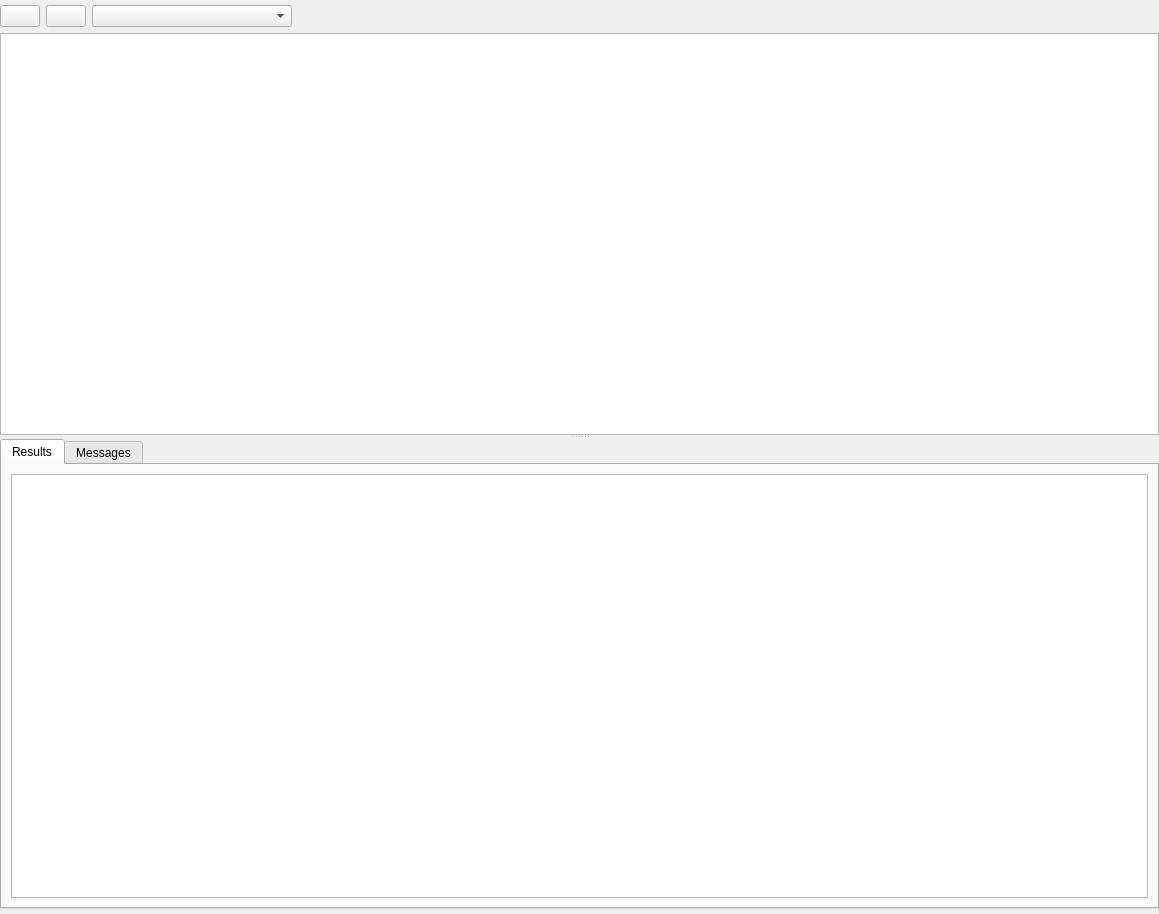
Qt form ui/ConnectionTab.ui (mispp/goat) before a commit.
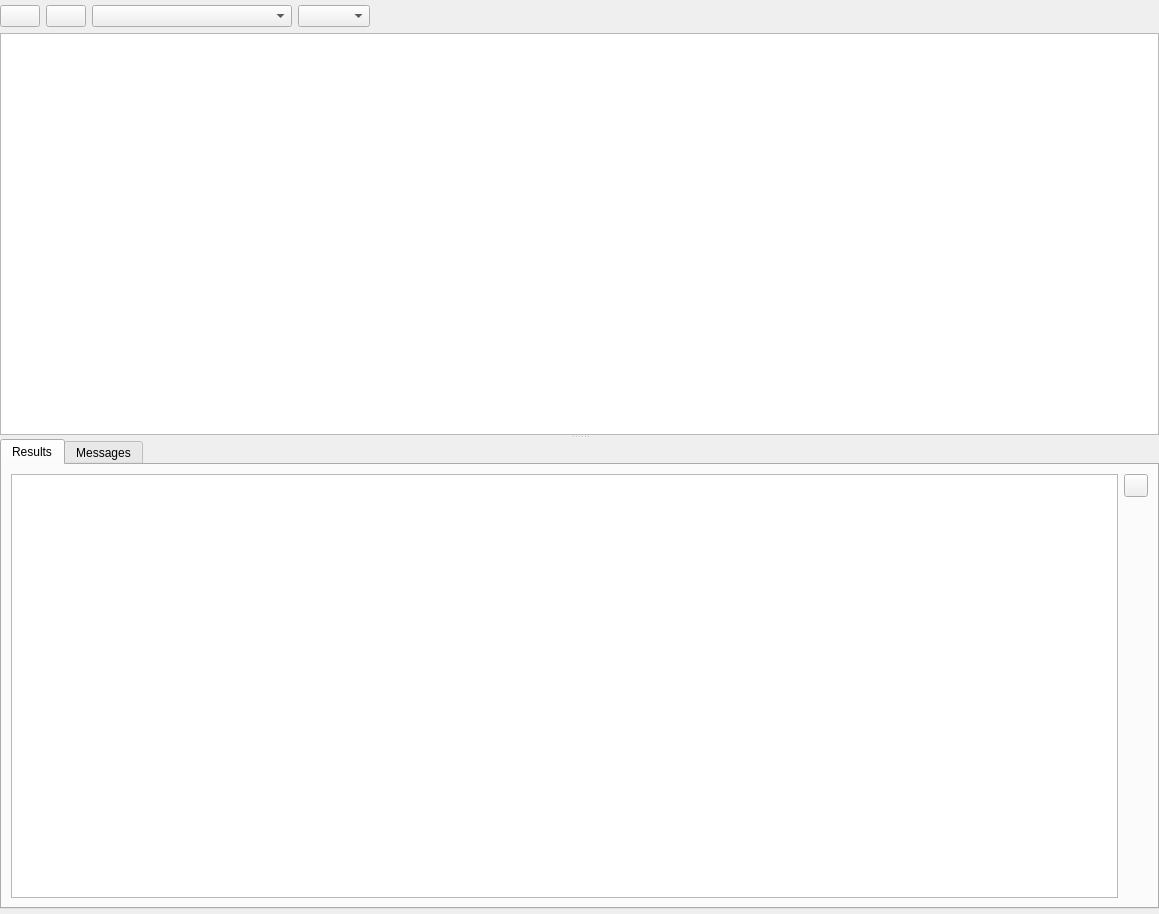
The same form after that commit. Icons and pictures are not drawn. Custom widgets are drawn as their Qt base class.

Commit message: a bit more playing with syntax coloring, various changes

Diff of the .ui file:
```diff
--- a/ui/ConnectionTab.ui
+++ b/ui/ConnectionTab.ui
@@ -77,6 +77,9 @@
            </property>
           </widget>
          </item>
+         <item>
+          <widget class="QComboBox" name="comboBoxSyntaxColor"/>
+         </item>
          <item>
           <spacer name="horizontalSpacer">
            <property name="orientation">
@@ -107,7 +110,45 @@
        </attribute>
        <layout class="QVBoxLayout" name="verticalLayout_3">
         <item>
-         <widget class="QTableView" name="resultsGrid"/>
+         <layout class="QHBoxLayout" name="horizontalLayout_2">
+          <item>
+           <widget class="QTableView" name="resultsGrid"/>
+          </item>
+          <item>
+           <layout class="QVBoxLayout" name="verticalLayout_5">
+            <property name="leftMargin">
+             <number>0</number>
+            </property>
+            <property name="topMargin">
+             <number>0</number>
+            </property>
+            <item>
+             <widget class="QToolButton" name="button_exportQueryResults">
+              <property name="text">
+               <string/>
+              </property>
+              <property name="icon">
+               <iconset theme="document-export">
+                <normaloff>.</normaloff>.</iconset>
+              </property>
+             </widget>
+            </item>
+            <item>
+             <spacer name="verticalSpacer">
+              <property name="orientation">
+               <enum>Qt::Vertical</enum>
+              </property>
+              <property name="sizeHint" stdset="0">
+               <size>
+                <width>20</width>
+                <height>40</height>
+               </size>
+              </property>
+             </spacer>
+            </item>
+           </layout>
+          </item>
+         </layout>
         </item>
        </layout>
       </widget>
@@ -126,6 +167,13 @@
    </item>
   </layout>
  </widget>
+ <customwidgets>
+  <customwidget>
+   <class>CodeEditor</class>
+   <extends>QPlainTextEdit</extends>
+   <header>ui/CodeEditor.h</header>
+  </customwidget>
+ </customwidgets>
  <resources/>
  <connections/>
 </ui>
```
Left out of the diff: 14 changed lines with no effect on the pictures. The commit also changes 10 other files.
